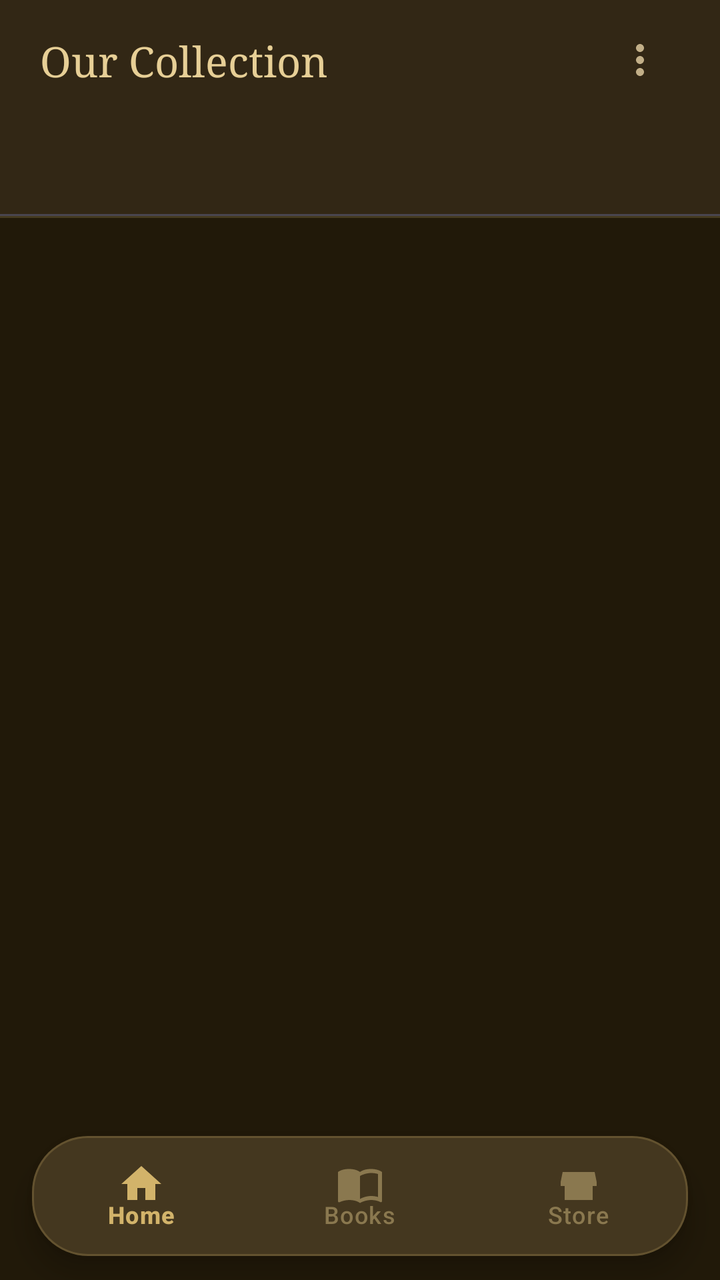
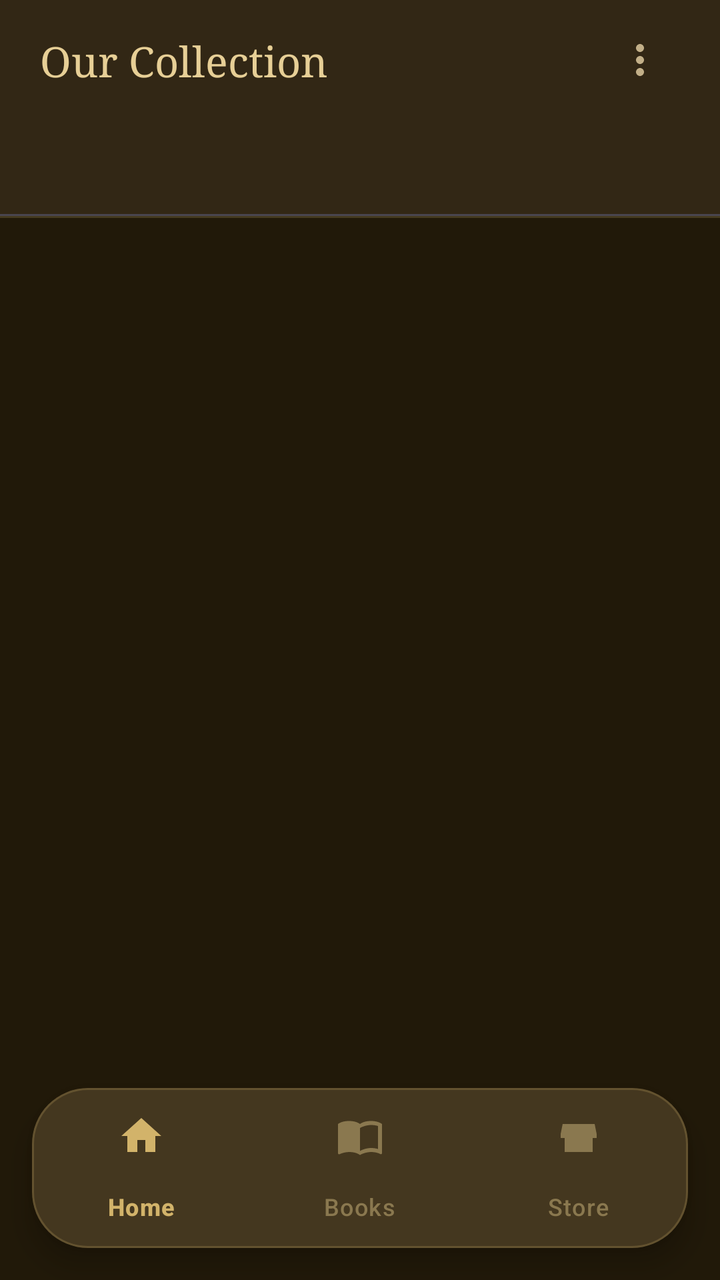

Before-and-after screenshots of an Android layout around one commit, followed by the original layout XML and the change that was made.
<!-- AndroidManifest.xml: application theme Theme.DClassicsBooks -->
<!-- res/layout/activity_books.xml -->
<?xml version="1.0" encoding="utf-8"?>
<androidx.coordinatorlayout.widget.CoordinatorLayout xmlns:android="http://schemas.android.com/apk/res/android"
    xmlns:app="http://schemas.android.com/apk/res-auto"
    android:layout_width="match_parent"
    android:layout_height="match_parent"
    android:background="@color/bg_primary">

    <com.google.android.material.appbar.AppBarLayout
        android:layout_width="match_parent"
        android:layout_height="wrap_content"
        android:background="@color/surface"
        app:elevation="0dp">

        <androidx.constraintlayout.widget.ConstraintLayout
            android:layout_width="match_parent"
            android:layout_height="60dp"
            android:paddingHorizontal="20dp">

            <TextView
                android:layout_width="wrap_content"
                android:layout_height="wrap_content"
                android:text="@string/books_title"
                android:textColor="@color/gold_dark"
                android:textSize="21sp"
                android:fontFamily="serif"
                app:layout_constraintStart_toStartOf="parent"
                app:layout_constraintTop_toTopOf="parent"
                app:layout_constraintBottom_toBottomOf="parent"/>

            <ImageButton
                android:id="@+id/btn_overflow"
                android:layout_width="40dp"
                android:layout_height="40dp"
                android:src="@drawable/ic_more_vert"
                android:background="?attr/selectableItemBackgroundBorderless"
                android:contentDescription="Menu"
                app:layout_constraintEnd_toEndOf="parent"
                app:layout_constraintTop_toTopOf="parent"
                app:layout_constraintBottom_toBottomOf="parent"/>

        </androidx.constraintlayout.widget.ConstraintLayout>

        <com.google.android.material.tabs.TabLayout
            android:id="@+id/tab_layout"
            style="@style/Widget.DClassicsBooks.TabLayout"
            android:layout_width="match_parent"
            android:layout_height="48dp"
            app:tabMode="fixed"
            app:tabGravity="fill"/>

        <View
            android:layout_width="match_parent"
            android:layout_height="1dp"
            android:background="@color/divider"/>

    </com.google.android.material.appbar.AppBarLayout>

    <androidx.viewpager2.widget.ViewPager2
        android:id="@+id/view_pager"
        android:layout_width="match_parent"
        android:layout_height="match_parent"
        app:layout_behavior="@string/appbar_scrolling_view_behavior"/>

    
    <com.google.android.material.card.MaterialCardView
        android:layout_width="match_parent"
        android:layout_height="wrap_content"
        android:layout_gravity="bottom"
        android:layout_marginStart="16dp"
        android:layout_marginEnd="16dp"
        android:layout_marginBottom="12dp"
        app:cardCornerRadius="28dp"
        app:cardElevation="8dp"
        app:cardBackgroundColor="@color/surface"
        app:strokeWidth="1dp"
        app:strokeColor="@color/gold_outline">

        <com.google.android.material.bottomnavigation.BottomNavigationView
            android:id="@+id/bottom_nav"
            style="@style/Widget.DClassicsBooks.BottomNavigationView"
            android:layout_width="match_parent"
            android:layout_height="60dp"
            app:menu="@menu/bottom_navigation"
            app:labelVisibilityMode="labeled"/>

    </com.google.android.material.card.MaterialCardView>

</androidx.coordinatorlayout.widget.CoordinatorLayout>
<!-- resources referenced by this layout -->
<resources>
  <color name="bg_primary">#211909</color>
  <color name="divider">#453A20</color>
  <color name="gold_dark">#E7CF96</color>
  <color name="gold_outline">#38D2B36A</color>
  <color name="surface">#322715</color>
  <!-- drawable ic_more_vert (drawable) -->
  <?xml version="1.0" encoding="utf-8"?>
  <vector xmlns:android="http://schemas.android.com/apk/res/android"
      android:width="24dp"
      android:height="24dp"
      android:viewportWidth="24"
      android:viewportHeight="24">
      <path
          android:fillColor="#C2AF88"
          android:pathData="M12,8c1.1,0 2,-0.9 2,-2s-0.9,-2 -2,-2 -2,0.9 -2,2 0.9,2 2,2zM12,10c-1.1,0 -2,0.9 -2,2s0.9,2 2,2 2,-0.9 2,-2 -0.9,-2 -2,-2zM12,16c-1.1,0 -2,0.9 -2,2s0.9,2 2,2 2,-0.9 2,-2 -0.9,-2 -2,-2z"/>
  </vector>
  <string name="books_title">Our Collection</string>
  <style name="Widget.DClassicsBooks.BottomNavigationView" parent="Widget.Material3.BottomNavigationView">
          <item name="itemIconTint">@color/selector_bottom_nav</item>
          <item name="itemTextColor">@color/selector_bottom_nav</item>
          <item name="backgroundTint">@color/surface</item>
          <item name="elevation">0dp</item>
          <item name="itemIconSize">24dp</item>
      </style>
  <style name="Widget.DClassicsBooks.TabLayout" parent="Widget.Material3.TabLayout">
          <item name="tabTextColor">@color/text_hint</item>
          <item name="tabSelectedTextColor">@color/gold_dark</item>
          <item name="tabIndicatorColor">@color/gold_primary</item>
          <item name="tabBackground">@color/surface</item>
          <item name="tabTextAppearance">@style/TextAppearance.DClassicsBooks.Tab</item>
          <item name="tabIndicatorHeight">3dp</item>
      </style>
  <style name="Theme.DClassicsBooks" parent="Theme.DClassicsBooks.Base" />
  <color name="text_hint">#8A784F</color>
  <color name="gold_primary">#D2B36A</color>
  <style name="TextAppearance.DClassicsBooks.Tab" parent="TextAppearance.Material3.LabelLarge">
          <item name="android:textSize">14sp</item>
          <item name="fontFamily">sans-serif-medium</item>
      </style>
  <style name="Theme.DClassicsBooks.Base" parent="Theme.Material3.Dark.NoActionBar">
          <item name="colorPrimary">@color/gold_primary</item>
          <item name="colorOnPrimary">@color/text_on_gold</item>
          <item name="colorSecondary">@color/gold_dark</item>
          <item name="colorOnSecondary">@color/text_on_gold</item>
          <item name="colorSurface">@color/surface</item>
          <item name="colorOnSurface">@color/text_primary</item>
          <item name="android:windowBackground">@color/bg_primary</item>
          <item name="android:statusBarColor">@color/bg_primary</item>
          <item name="android:navigationBarColor">@color/bg_primary</item>
          <item name="android:windowLightStatusBar">false</item>
          <item name="android:colorBackground">@color/bg_primary</item>
          <item name="android:textColorPrimary">@color/text_primary</item>
          <item name="android:textColorSecondary">@color/text_secondary</item>
      </style>
  <color name="text_on_gold">#2E2410</color>
  <color name="text_primary">#F3EAD3</color>
  <color name="text_secondary">#C2AF88</color>
</resources>

<!-- the commit's change to res/layout/activity_books.xml (unified diff, before → after) -->
@@ -68,7 +68,7 @@
         android:layout_gravity="bottom"
         android:layout_marginStart="16dp"
         android:layout_marginEnd="16dp"
-        android:layout_marginBottom="12dp"
+        android:layout_marginBottom="16dp"
         app:cardCornerRadius="28dp"
         app:cardElevation="8dp"
         app:cardBackgroundColor="@color/surface"
@@ -79,7 +79,7 @@
             android:id="@+id/bottom_nav"
             style="@style/Widget.DClassicsBooks.BottomNavigationView"
             android:layout_width="match_parent"
-            android:layout_height="60dp"
+            android:layout_height="wrap_content"
             app:menu="@menu/bottom_navigation"
             app:labelVisibilityMode="labeled"/>
 
<!-- resource entries referenced after the edit -->
@@ -23,6 +23,7 @@
           <item name="backgroundTint">@color/surface</item>
           <item name="elevation">0dp</item>
           <item name="itemIconSize">24dp</item>
+          <item name="paddingBottomSystemWindowInsets">false</item>
       </style>
   <style name="Widget.DClassicsBooks.TabLayout" parent="Widget.Material3.TabLayout">
           <item name="tabTextColor">@color/text_hint</item>
